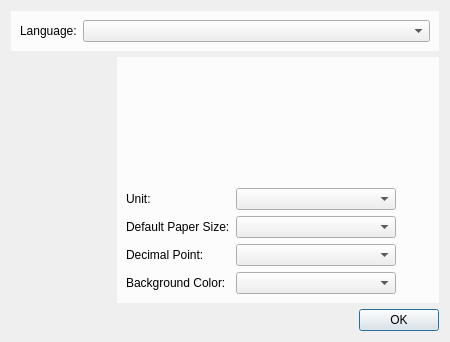
Above: scripts/Widgets/FirstStart/FirstStartDialog.ui from qcad/qcad before the change. Below: the same form after it.
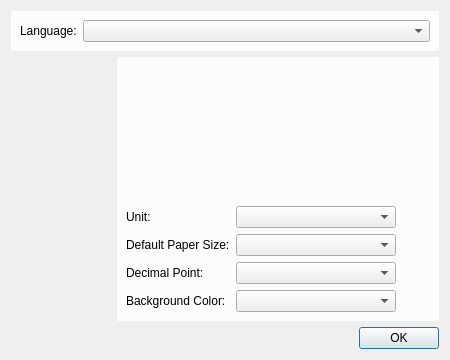
That is the form after the change.

Commit message: adjust height of first start dialog for longer translated strings

What changed in the file:
```diff
--- a/scripts/Widgets/FirstStart/FirstStartDialog.ui
+++ b/scripts/Widgets/FirstStart/FirstStartDialog.ui
@@ -10,7 +10,7 @@
     <x>0</x>
     <y>0</y>
     <width>450</width>
-    <height>342</height>
+    <height>360</height>
    </rect>
   </property>
   <property name="sizePolicy">
@@ -22,7 +22,7 @@
   <property name="minimumSize">
    <size>
     <width>450</width>
-    <height>342</height>
+    <height>360</height>
    </size>
   </property>
   <property name="maximumSize">
```
